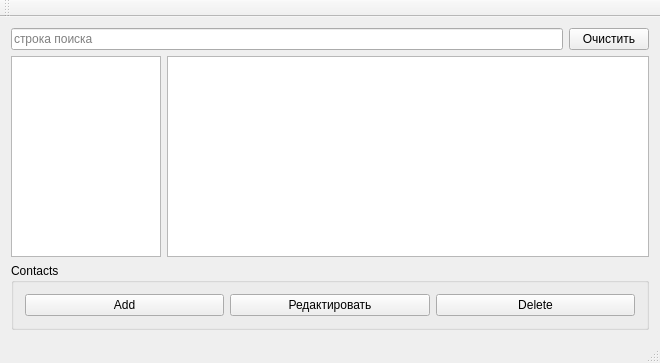
Old version of the form src/mainwindow.ui in the repository PKEv/QontMan.
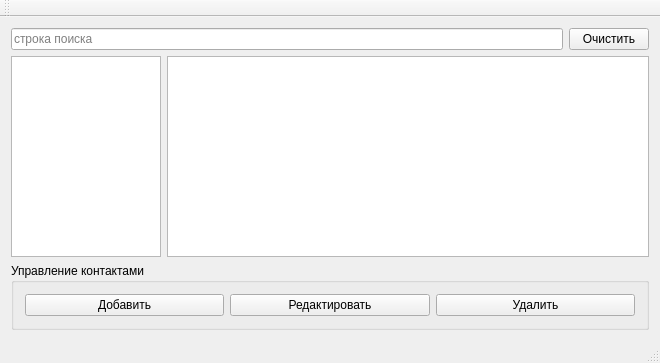
New version of the form. Icons and pictures are not drawn.

The edit to the form file:
```diff
--- a/src/mainwindow.ui
+++ b/src/mainwindow.ui
@@ -102,13 +102,13 @@
        </sizepolicy>
       </property>
       <property name="title">
-       <string>Contacts</string>
+       <string>Управление контактами</string>
       </property>
       <layout class="QHBoxLayout" name="horizontalLayout_3">
        <item>
         <widget class="QPushButton" name="AddButton">
          <property name="text">
-          <string>Add</string>
+          <string>Добавить</string>
          </property>
         </widget>
        </item>
@@ -122,7 +122,7 @@
        <item>
         <widget class="QPushButton" name="DeleteButton">
          <property name="text">
-          <string>Delete</string>
+          <string>Удалить</string>
          </property>
         </widget>
        </item>
```
